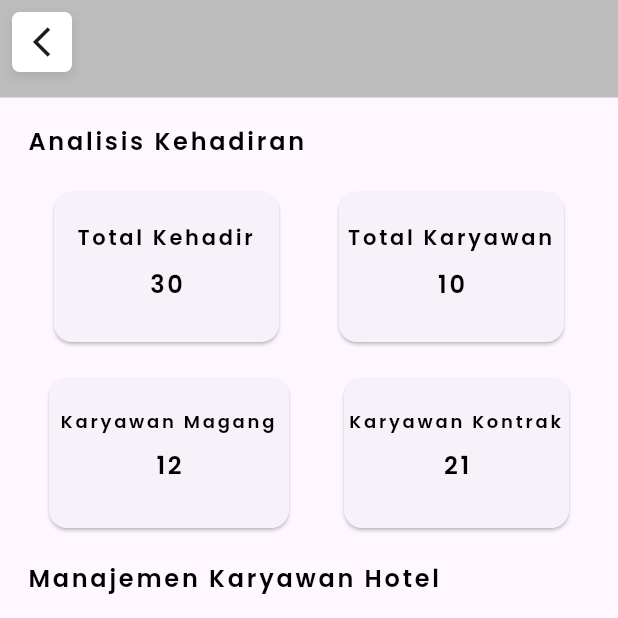
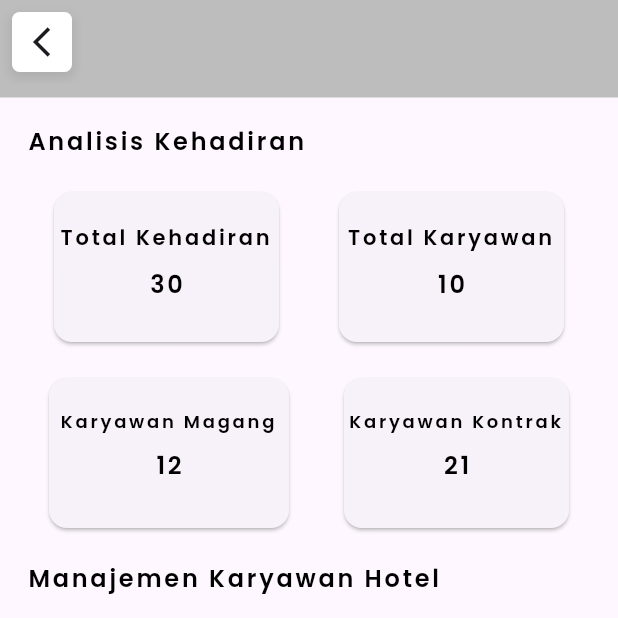
Before and after one commit to aliffadillah/ems, a Flutter app: the screen it shows after launch, after a tap on "Admin", on a phone screen of 412 x 824 dp, the top half of it. Run offline on Flutter 3.47's test engine with Material 3 defaults, Android fonts, the light colour scheme and no system bars; network calls fail.

```diff
--- a/lib/pages/admin_dashboard.dart
+++ b/lib/pages/admin_dashboard.dart
@@ -103,7 +103,7 @@ class YourWidget extends StatelessWidget {
                       child: Column(
                         children: [
                           Text(
-                            'Total Kehadir',
+                            'Total Kehadiran',
                             textAlign: TextAlign.center,
                             style: TextStyle(
                               color: Colors.black,
```
